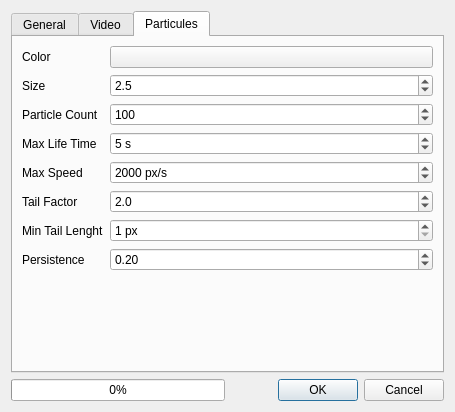
First picture: the form in crayfish/ui/crayfish_trace_animation_dialog_widget.ui, repository lutraconsulting/qgis-crayfish-plugin, before the edit.
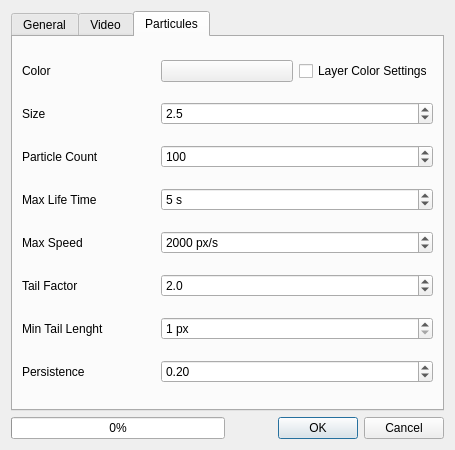
Second picture: the form after the edit. The open tabs and pages were chosen to show the change. Custom widgets are drawn as their Qt base class.

Commit message: update with colored traces

The edit to the form file:
```diff
--- a/crayfish/ui/crayfish_trace_animation_dialog_widget.ui
+++ b/crayfish/ui/crayfish_trace_animation_dialog_widget.ui
@@ -7,7 +7,7 @@
     <x>0</x>
     <y>0</y>
     <width>455</width>
-    <height>412</height>
+    <height>450</height>
    </rect>
   </property>
   <property name="windowTitle">
@@ -267,43 +267,126 @@
       <attribute name="title">
        <string>Particules</string>
       </attribute>
-      <layout class="QFormLayout" name="formLayout_3">
-       <item row="0" column="0">
-        <widget class="QLabel" name="label_5">
+      <layout class="QGridLayout" name="gridLayout_2">
+       <item row="0" column="2">
+        <widget class="QCheckBox" name="layerColorSettingsCheckBox">
          <property name="text">
-          <string>Color</string>
+          <string>Layer Color Settings</string>
          </property>
         </widget>
        </item>
-       <item row="1" column="0">
+       <item row="2" column="1" colspan="2">
+        <widget class="QDoubleSpinBox" name="spinSize">
+         <property name="decimals">
+          <number>1</number>
+         </property>
+         <property name="minimum">
+          <double>1.000000000000000</double>
+         </property>
+         <property name="maximum">
+          <double>30.000000000000000</double>
+         </property>
+         <property name="value">
+          <double>2.500000000000000</double>
+         </property>
+        </widget>
+       </item>
+       <item row="5" column="0">
+        <widget class="QLabel" name="label_11">
+         <property name="text">
+          <string>Max Speed</string>
+         </property>
+        </widget>
+       </item>
+       <item row="0" column="1">
+        <widget class="QgsColorButton" name="particleColorButton">
+         <property name="text">
+          <string/>
+         </property>
+        </widget>
+       </item>
+       <item row="2" column="0">
         <widget class="QLabel" name="label_6">
          <property name="text">
           <string>Size</string>
          </property>
         </widget>
        </item>
-       <item row="2" column="0">
-        <widget class="QLabel" name="label_7">
-         <property name="text">
-          <string>Particle Count</string>
-         </property>
-        </widget>
-       </item>
-       <item row="3" column="0">
+       <item row="4" column="0">
         <widget class="QLabel" name="label_10">
          <property name="text">
           <string>Max Life Time</string>
          </property>
         </widget>
        </item>
-       <item row="4" column="0">
-        <widget class="QLabel" name="label_11">
+       <item row="0" column="0">
+        <widget class="QLabel" name="label_5">
          <property name="text">
-          <string>Max Speed</string>
+          <string>Color</string>
          </property>
         </widget>
        </item>
-       <item row="4" column="1">
+       <item row="3" column="0">
+        <widget class="QLabel" name="label_7">
+         <property name="text">
+          <string>Particle Count</string>
+         </property>
+        </widget>
+       </item>
+       <item row="7" column="0">
+        <widget class="QLabel" name="label_13">
+         <property name="text">
+          <string>Min Tail Lenght</string>
+         </property>
+        </widget>
+       </item>
+       <item row="8" column="0">
+        <widget class="QLabel" name="label_14">
+         <property name="text">
+          <string>Persistence</string>
+         </property>
+        </widget>
+       </item>
+       <item row="6" column="0">
+        <widget class="QLabel" name="label_12">
+         <property name="text">
+          <string>Tail Factor</string>
+         </property>
+        </widget>
+       </item>
+       <item row="3" column="1" colspan="2">
+        <widget class="QSpinBox" name="spinCount">
+         <property name="maximum">
+          <number>100000</number>
+         </property>
+         <property name="singleStep">
+          <number>100</number>
+         </property>
+         <property name="value">
+          <number>100</number>
+         </property>
+        </widget>
+       </item>
+       <item row="4" column="1" colspan="2">
+        <widget class="QDoubleSpinBox" name="spinLifeTime">
+         <property name="prefix">
+          <string/>
+         </property>
+         <property name="suffix">
+          <string> s</string>
+         </property>
+         <property name="decimals">
+          <number>0</number>
+         </property>
+         <property name="minimum">
+          <double>1.000000000000000</double>
+         </property>
+         <property name="value">
+          <double>5.000000000000000</double>
+         </property>
+        </widget>
+       </item>
+       <item row="5" column="1" colspan="2">
         <widget class="QSpinBox" name="spinMaxSpeed">
          <property name="suffix">
           <string> px/s</string>
@@ -322,89 +405,7 @@
          </property>
         </widget>
        </item>
-       <item row="3" column="1">
-        <widget class="QDoubleSpinBox" name="spinLifeTime">
-         <property name="prefix">
-          <string/>
-         </property>
-         <property name="suffix">
-          <string> s</string>
-         </property>
-         <property name="decimals">
-          <number>0</number>
-         </property>
-         <property name="minimum">
-          <double>1.000000000000000</double>
-         </property>
-         <property name="value">
-          <double>5.000000000000000</double>
-         </property>
-        </widget>
-       </item>
-       <item row="2" column="1">
-        <widget class="QSpinBox" name="spinCount">
-         <property name="maximum">
-          <number>100000</number>
-         </property>
-         <property name="singleStep">
-          <number>100</number>
-         </property>
-         <property name="value">
-          <number>100</number>
-         </property>
-        </widget>
-       </item>
-       <item row="1" column="1">
-        <widget class="QDoubleSpinBox" name="spinSize">
-         <property name="decimals">
-          <number>1</number>
-         </property>
-         <property name="minimum">
-          <double>1.000000000000000</double>
-         </property>
-         <property name="maximum">
-          <double>30.000000000000000</double>
-         </property>
-         <property name="value">
-          <double>2.500000000000000</double>
-         </property>
-        </widget>
-       </item>
-       <item row="0" column="1">
-        <widget class="QgsColorButton" name="particleColorButton">
-         <property name="text">
-          <string/>
-         </property>
-        </widget>
-       </item>
-       <item row="5" column="0">
-        <widget class="QLabel" name="label_12">
-         <property name="text">
-          <string>Tail Factor</string>
-         </property>
-        </widget>
-       </item>
-       <item row="6" column="0">
-        <widget class="QLabel" name="label_13">
-         <property name="text">
-          <string>Min Tail Lenght</string>
-         </property>
-        </widget>
-       </item>
-       <item row="6" column="1">
-        <widget class="QSpinBox" name="spinMinTailLenght">
-         <property name="suffix">
-          <string> px</string>
-         </property>
-         <property name="minimum">
-          <number>1</number>
-         </property>
-         <property name="maximum">
-          <number>10000</number>
-         </property>
-        </widget>
-       </item>
-       <item row="5" column="1">
+       <item row="6" column="1" colspan="2">
         <widget class="QDoubleSpinBox" name="spinTailFactor">
          <property name="decimals">
           <number>1</number>
@@ -417,14 +418,20 @@
          </property>
         </widget>
        </item>
-       <item row="7" column="0">
-        <widget class="QLabel" name="label_14">
-         <property name="text">
-          <string>Persistence</string>
+       <item row="7" column="1" colspan="2">
+        <widget class="QSpinBox" name="spinMinTailLenght">
+         <property name="suffix">
+          <string> px</string>
+         </property>
+         <property name="minimum">
+          <number>1</number>
+         </property>
+         <property name="maximum">
+          <number>10000</number>
          </property>
         </widget>
        </item>
-       <item row="7" column="1">
+       <item row="8" column="1" colspan="2">
         <widget class="QDoubleSpinBox" name="spinPersistence">
          <property name="maximum">
           <double>1.000000000000000</double>
```
Left out of the diff: 2 changed lines with no effect on the pictures. The commit also changes 2 other files.
